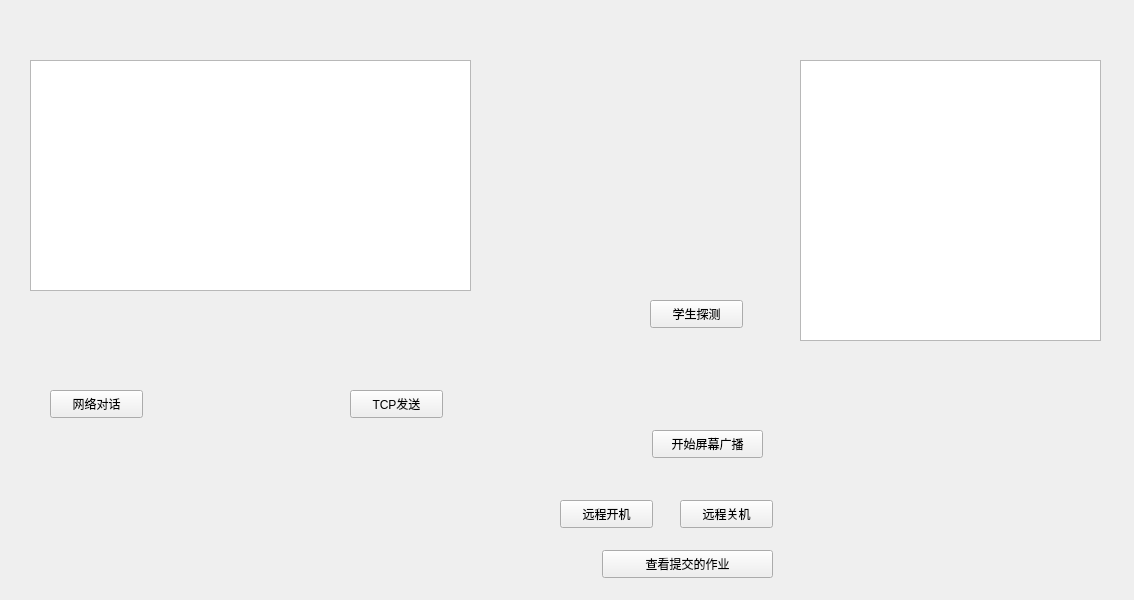
The window that widget.ui (hzy-gitting/DMTJX-Teacher) describes before a commit, drawn with Qt 5.
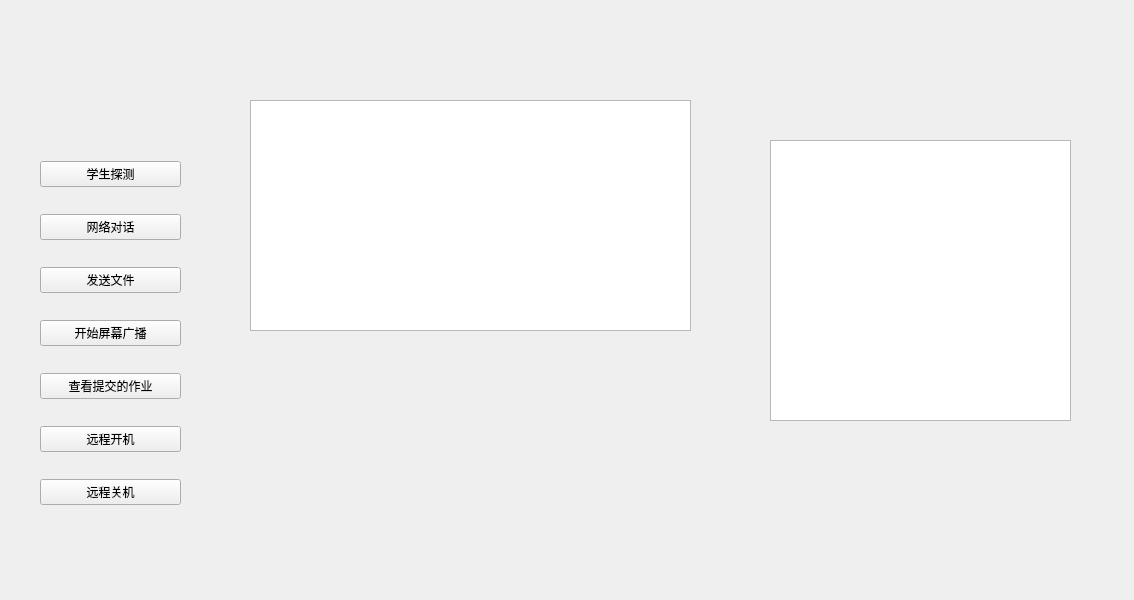
The same window after the commit.

What changed in the file:
```diff
--- a/widget.ui
+++ b/widget.ui
@@ -13,112 +13,21 @@
   <property name="windowTitle">
    <string>教师端</string>
   </property>
-  <widget class="QPushButton" name="tcpSendBtn">
-   <property name="geometry">
-    <rect>
-     <x>350</x>
-     <y>390</y>
-     <width>93</width>
-     <height>28</height>
-    </rect>
-   </property>
-   <property name="text">
-    <string>TCP发送</string>
-   </property>
-  </widget>
-  <widget class="QPushButton" name="pushButton_2">
-   <property name="geometry">
-    <rect>
-     <x>652</x>
-     <y>430</y>
-     <width>111</width>
-     <height>28</height>
-    </rect>
-   </property>
-   <property name="text">
-    <string>开始屏幕广播</string>
-   </property>
-  </widget>
-  <widget class="QPushButton" name="pushButton_3">
-   <property name="geometry">
-    <rect>
-     <x>680</x>
-     <y>500</y>
-     <width>93</width>
-     <height>28</height>
-    </rect>
-   </property>
-   <property name="text">
-    <string>远程关机</string>
-   </property>
-  </widget>
-  <widget class="QPushButton" name="pushButton_4">
-   <property name="geometry">
-    <rect>
-     <x>650</x>
-     <y>300</y>
-     <width>93</width>
-     <height>28</height>
-    </rect>
-   </property>
-   <property name="text">
-    <string>学生探测</string>
-   </property>
-  </widget>
-  <widget class="QPushButton" name="pushButton_5">
-   <property name="geometry">
-    <rect>
-     <x>50</x>
-     <y>390</y>
-     <width>93</width>
-     <height>28</height>
-    </rect>
-   </property>
-   <property name="text">
-    <string>网络对话</string>
-   </property>
-  </widget>
   <widget class="QTableWidget" name="tableWidget">
    <property name="geometry">
     <rect>
-     <x>30</x>
-     <y>60</y>
+     <x>250</x>
+     <y>100</y>
      <width>441</width>
      <height>231</height>
     </rect>
    </property>
   </widget>
-  <widget class="QPushButton" name="openFileRcvDirBtn">
-   <property name="geometry">
-    <rect>
-     <x>602</x>
-     <y>550</y>
-     <width>171</width>
-     <height>28</height>
-    </rect>
-   </property>
-   <property name="text">
-    <string>查看提交的作业</string>
-   </property>
-  </widget>
-  <widget class="QPushButton" name="remoteWakeBtn">
-   <property name="geometry">
-    <rect>
-     <x>560</x>
-     <y>500</y>
-     <width>93</width>
-     <height>28</height>
-    </rect>
-   </property>
-   <property name="text">
-    <string>远程开机</string>
-   </property>
-  </widget>
   <widget class="QListWidget" name="listWidget">
    <property name="geometry">
     <rect>
-     <x>800</x>
-     <y>60</y>
+     <x>770</x>
+     <y>140</y>
      <width>301</width>
      <height>281</height>
     </rect>
@@ -133,6 +42,67 @@
     <enum>QListView::IconMode</enum>
    </property>
   </widget>
+  <widget class="QWidget" name="">
+   <property name="geometry">
+    <rect>
+     <x>40</x>
+     <y>140</y>
+     <width>141</width>
+     <height>391</height>
+    </rect>
+   </property>
+   <layout class="QVBoxLayout" name="verticalLayout">
+    <item>
+     <widget class="QPushButton" name="pushButton_4">
+      <property name="text">
+       <string>学生探测</string>
+      </property>
+     </widget>
+    </item>
+    <item>
+     <widget class="QPushButton" name="pushButton_5">
+      <property name="text">
+       <string>网络对话</string>
+      </property>
+     </widget>
+    </item>
+    <item>
+     <widget class="QPushButton" name="tcpSendBtn">
+      <property name="text">
+       <string>发送文件</string>
+      </property>
+     </widget>
+    </item>
+    <item>
+     <widget class="QPushButton" name="pushButton_2">
+      <property name="text">
+       <string>开始屏幕广播</string>
+      </property>
+     </widget>
+    </item>
+    <item>
+     <widget class="QPushButton" name="openFileRcvDirBtn">
+      <property name="text">
+       <string>查看提交的作业</string>
+      </property>
+     </widget>
+    </item>
+    <item>
+     <widget class="QPushButton" name="remoteWakeBtn">
+      <property name="text">
+       <string>远程开机</string>
+      </property>
+     </widget>
+    </item>
+    <item>
+     <widget class="QPushButton" name="pushButton_3">
+      <property name="text">
+       <string>远程关机</string>
+      </property>
+     </widget>
+    </item>
+   </layout>
+  </widget>
  </widget>
  <resources/>
  <connections/>
```
